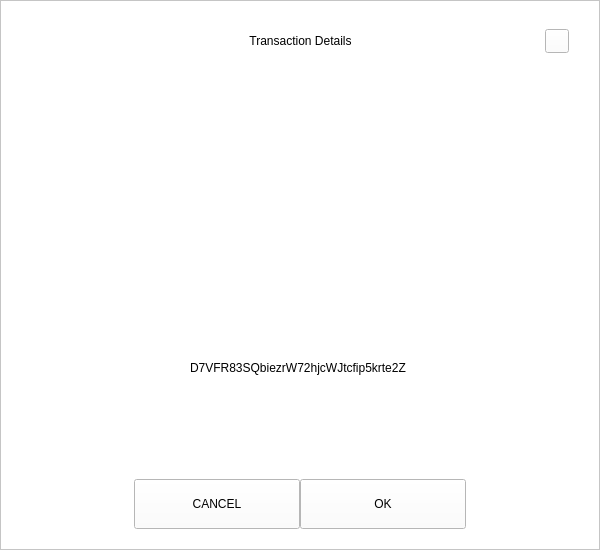
First picture: the form in src/qt/pivx/forms/receivedialog.ui, repository afghany/castletmp, before the edit.
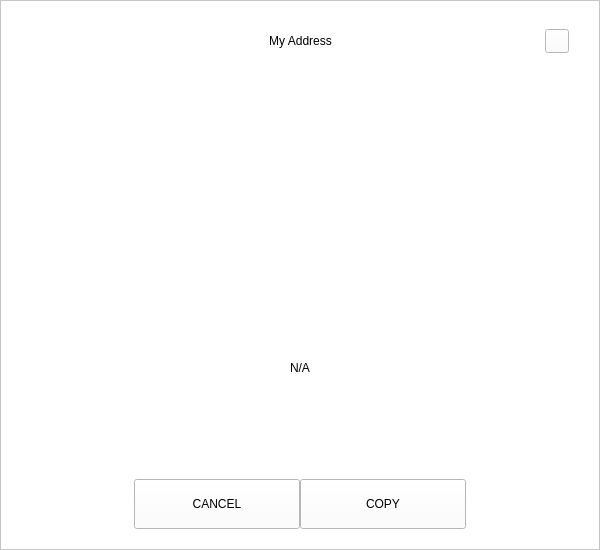
Second picture: the form after the edit.

```diff
--- a/src/qt/pivx/forms/receivedialog.ui
+++ b/src/qt/pivx/forms/receivedialog.ui
@@ -92,7 +92,7 @@
            <string notr="true">padding-left:24px;</string>
           </property>
           <property name="text">
-           <string>Transaction Details</string>
+           <string>My Address</string>
           </property>
           <property name="alignment">
            <set>Qt::AlignCenter</set>
@@ -196,7 +196,7 @@
       <item alignment="Qt::AlignHCenter">
        <widget class="QLabel" name="labelAddress">
         <property name="text">
-         <string>D7VFR83SQbiezrW72hjcWJtcfip5krte2Z </string>
+         <string notr="true">N/A</string>
         </property>
        </widget>
       </item>
@@ -265,7 +265,7 @@
            <enum>Qt::NoFocus</enum>
           </property>
           <property name="text">
-           <string>OK</string>
+           <string>COPY</string>
           </property>
          </widget>
         </item>
```
